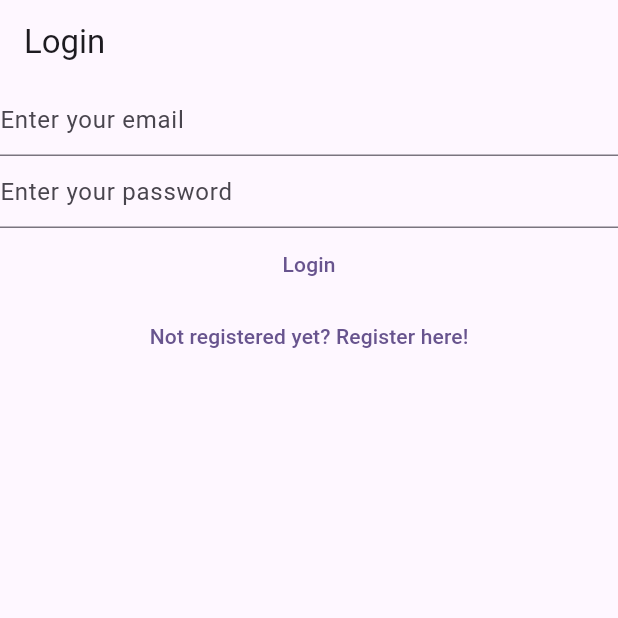
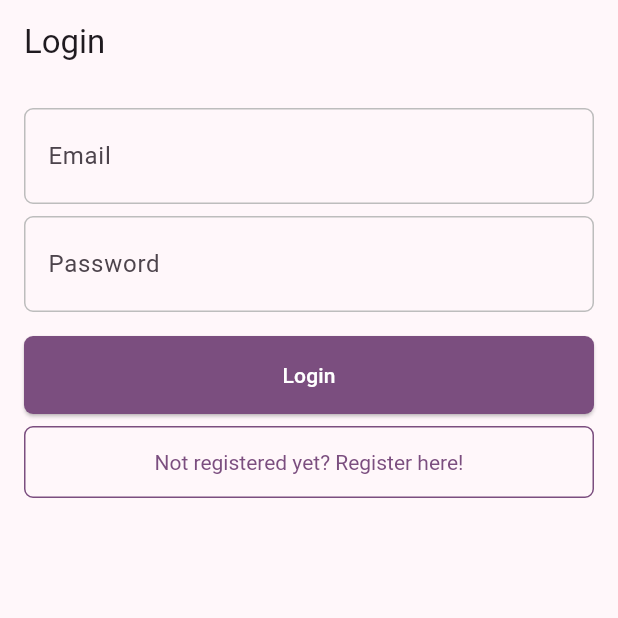
Before and after one commit to AryanGh11/mynotes-flutter, a Flutter app: the screen it shows after launch, on a phone screen of 412 x 824 dp, the top half of it. Run offline on Flutter 3.47's test engine with Material 3 defaults, Android fonts, the phone set to English and light mode, and no system bars; our stand-ins replace firebase_auth, firebase_core, logger, sqflite; accounts and stored records are empty.

Commit message:
some ui changes

```diff
--- a/lib/main.dart
+++ b/lib/main.dart
@@ -10,9 +10,11 @@ import 'package:mynotes/views/verify_email_view.dart';
 void main() {
   WidgetsFlutterBinding.ensureInitialized();
   runApp(MaterialApp(
-    title: 'Flutter Demo',
+    title: 'My Notes',
     theme: ThemeData(
-      colorScheme: ColorScheme.fromSeed(seedColor: Colors.deepPurple),
+      colorScheme: ColorScheme.fromSeed(
+        seedColor: Colors.purpleAccent,
+      ),
       useMaterial3: true,
     ),
     home: const HomePage(),
--- a/lib/views/login_view.dart
+++ b/lib/views/login_view.dart
@@ -3,6 +3,9 @@ import 'package:mynotes/constants/routes.dart';
 import 'package:mynotes/services/auth/auth_exeptions.dart';
 import 'package:mynotes/services/auth/auth_service.dart';
 import 'package:mynotes/utilities/dialogs/error_dialog.dart';
+import 'package:mynotes/widgets/buttons/simple_elevated_button.dart';
+import 'package:mynotes/widgets/buttons/simple_ouline_button.dart';
+import 'package:mynotes/widgets/text_fileds/simple_text_filed.dart';
 
 class LoginView extends StatefulWidget {
   const LoginView({super.key});
@@ -35,22 +38,30 @@ class _LoginViewState extends State<LoginView> {
         appBar: AppBar(
           title: const Text("Login"),
         ),
-      body: Column(
+        body: Padding(
+          padding: const EdgeInsets.all(16),
+          child: Column(
             children: [
-          TextField(
-              controller: _email,
+              SimpleTextField(
+                labelText: "Email",
+                hintText: "Enter your email",
+                textEditingController: _email,
                 enableSuggestions: false,
                 autocorrect: false,
-              keyboardType: TextInputType.emailAddress,
-              decoration: const InputDecoration(hintText: "Enter your email")),
-          TextField(
-              controller: _password,
+                textInputType: TextInputType.emailAddress,
+              ),
+              const SizedBox(height: 8),
+              SimpleTextField(
+                labelText: "Password",
+                hintText: "Enter your password",
+                textEditingController: _password,
                 obscureText: true,
+                maxLines: 1,
                 enableSuggestions: false,
                 autocorrect: false,
-              decoration:
-                  const InputDecoration(hintText: "Enter your password")),
-          TextButton(
+              ),
+              const SizedBox(height: 16),
+              SimpleElevatedButton(
                 onPressed: () async {
                   final email = _email.text;
                   final password = _password.text;
@@ -89,18 +100,21 @@ class _LoginViewState extends State<LoginView> {
                     );
                   }
                 },
+                padding: const EdgeInsets.all(16),
                 child: const Text("Login"),
               ),
-          TextButton(
+              const SizedBox(height: 8),
+              SimpleOutlinedButton(
                   onPressed: () {
                     Navigator.of(context).pushNamedAndRemoveUntil(
                       registerRoute,
                       (route) => false,
                     );
                   },
+                  padding: const EdgeInsets.all(16),
                   child: const Text("Not registered yet? Register here!"))
             ],
           ),
-    );
+        ));
   }
 }
--- a/lib/views/notes/create_update_note_view.dart
+++ b/lib/views/notes/create_update_note_view.dart
@@ -125,7 +125,8 @@ class _CreateUpdateNoteViewState extends State<CreateUpdateNoteView> {
               _setupTextControllerListener();
               _setupTitleControllerListener();
               return Padding(
-              padding: const EdgeInsets.all(16.0), // Adjust the value as needed
+                padding:
+                    const EdgeInsets.all(16.0), // Adjust the value as needed
                 child: Column(
                   children: [
                     SimpleTextField(
@@ -134,7 +135,7 @@ class _CreateUpdateNoteViewState extends State<CreateUpdateNoteView> {
                       maxLength: 100,
                       textInputType: TextInputType.multiline,
                     ),
-                  const SimpleSizedBox(height: 12),
+                    const SimpleSizedBox(height: 0),
                     SimpleTextField(
                       textEditingController: _textController,
                       labelText: "Text",
--- /dev/null
+++ b/lib/widgets/buttons/simple_elevated_button.dart
@@ -0,0 +1,35 @@
+import 'package:flutter/material.dart';
+
+class SimpleElevatedButton extends StatelessWidget {
+  const SimpleElevatedButton(
+      {this.child,
+      this.color,
+      this.onPressed,
+      this.borderRadius = 6,
+      this.padding = const EdgeInsets.symmetric(horizontal: 28, vertical: 20),
+      Key? key})
+      : super(key: key);
+  final Color? color;
+  final Widget? child;
+  final Function? onPressed;
+  final double borderRadius;
+  final EdgeInsetsGeometry padding;
+
+  @override
+  Widget build(BuildContext context) {
+    ThemeData currentTheme = Theme.of(context);
+    double fullWidth = MediaQuery.of(context).size.width;
+    return ElevatedButton(
+      style: ElevatedButton.styleFrom(
+        minimumSize: Size(fullWidth, 0),
+        padding: padding, backgroundColor: color ?? currentTheme.primaryColor,
+        shape: RoundedRectangleBorder(
+          borderRadius: BorderRadius.circular(borderRadius),
+        ),
+        foregroundColor: Colors.white
+      ),
+      onPressed: onPressed as void Function()?,
+      child: child,
+    );
+  }
+}
--- /dev/null
+++ b/lib/widgets/buttons/simple_ouline_button.dart
@@ -0,0 +1,38 @@
+import 'package:flutter/material.dart';
+
+class SimpleOutlinedButton extends StatelessWidget {
+  const SimpleOutlinedButton(
+      {this.child,
+      this.textColor,
+      this.outlineColor,
+      required this.onPressed,
+      this.borderRadius = 6,
+      this.padding = const EdgeInsets.symmetric(horizontal: 28, vertical: 20),
+      Key? key})
+      : super(key: key);
+  final Widget? child;
+  final Function onPressed;
+  final double borderRadius;
+  final Color? outlineColor;
+  final Color? textColor;
+  final EdgeInsetsGeometry padding;
+
+  @override
+  Widget build(BuildContext context) {
+    ThemeData currentTheme = Theme.of(context);
+    double fullWidth = MediaQuery.of(context).size.width;
+    return OutlinedButton(
+      style: OutlinedButton.styleFrom(
+        minimumSize: Size(fullWidth, 0),
+        foregroundColor: textColor ?? outlineColor ?? currentTheme.primaryColor, padding: padding,
+        textStyle: TextStyle(color: currentTheme.primaryColor),
+        side: BorderSide(color: outlineColor ?? currentTheme.primaryColor),
+        shape: RoundedRectangleBorder(
+          borderRadius: BorderRadius.circular(borderRadius),
+        ),
+      ),
+      onPressed: onPressed as void Function()?,
+      child: child!,
+    );
+  }
+}
--- a/lib/widgets/text_fileds/simple_text_field_state.dart
+++ b/lib/widgets/text_fileds/simple_text_field_state.dart
@@ -10,10 +10,14 @@ class SimpleTextFieldState extends State<SimpleTextField> {
   late int? maxLength;
   late int? maxLines;
   late int? lineSpace;
+  late bool? enableSuggestions;
+  late bool? autocorrect;
 
   @override
   void initState() {
     super.initState();
+    autocorrect = widget.autocorrect;
+    enableSuggestions = widget.enableSuggestions;
     lineSpace = widget.lineSpace;
     maxLines = widget.maxLines;
     maxLength = widget.maxLength;
@@ -136,6 +140,8 @@ class SimpleTextFieldState extends State<SimpleTextField> {
             const SizedBox(height: 6),
           ],
           TextField(
+            autocorrect: autocorrect ?? true,
+            enableSuggestions: enableSuggestions ?? true,
             maxLines: maxLines,
             maxLength: maxLength,
             focusNode: focusNode,
--- a/lib/widgets/text_fileds/simple_text_filed.dart
+++ b/lib/widgets/text_fileds/simple_text_filed.dart
@@ -30,6 +30,8 @@ class SimpleTextField extends StatefulWidget {
       this.maxLength,
       this.maxLines,
       this.lineSpace,
+      this.enableSuggestions,
+      this.autocorrect,
       Key? key})
       : super(key: key);
 
@@ -48,6 +50,8 @@ class SimpleTextField extends StatefulWidget {
   final int? maxLength;
   final int? maxLines;
   final int? lineSpace;
+  final bool? enableSuggestions;
+  final bool? autocorrect;
 
   /// Text placed below the text field
   final String? helperText;
--- a/pubspec.yaml
+++ b/pubspec.yaml
@@ -64,6 +64,8 @@ flutter:
   # included with your application, so that you can use the icons in
   # the material Icons class.
   uses-material-design: true
+  assets:
+    - assets/logo/logo246x246.png
 
   # To add assets to your application, add an assets section, like this:
   # assets:
```
Also changed, not shown: assets/logo/logo246x246.png (added). Lines whose indentation alone changed are shown as unchanged.
